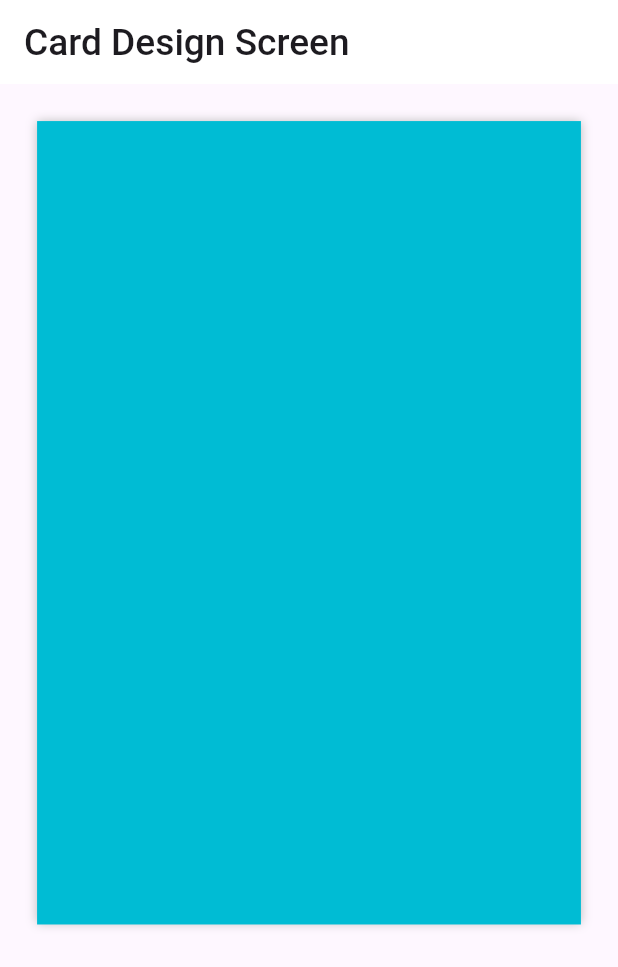
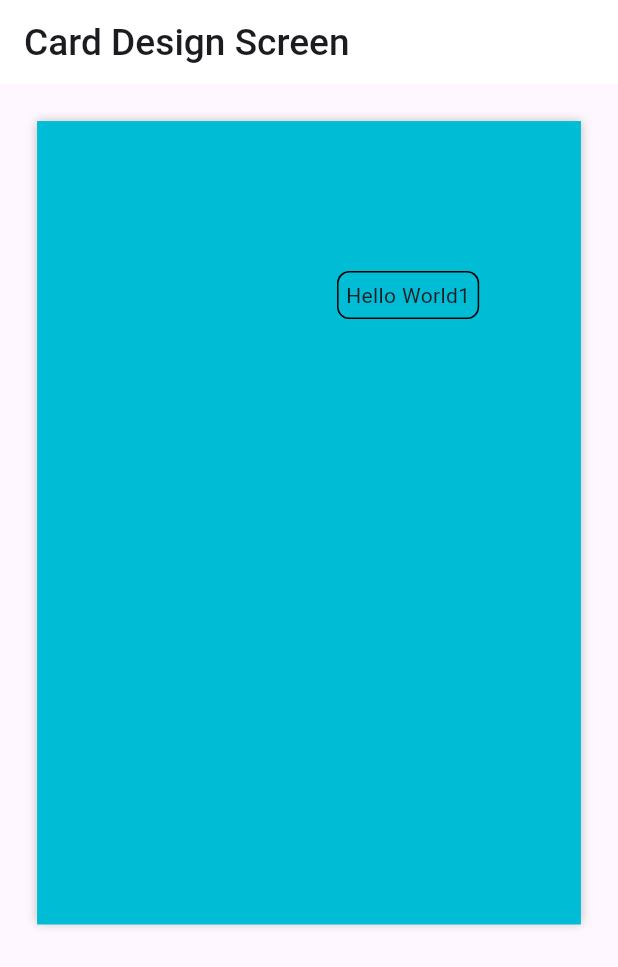
Before and after one commit to Ch-Muhammad-Tahir/rsvp-and-card-maker, a Flutter app: the screen it shows after launch, on a phone screen of 412 x 824 dp. Shown: the top 967 px of the screen. Run offline on Flutter 3.47's test engine with Material 3 defaults, Android fonts, the phone set to English and light mode, and no system bars; our stand-ins replace flutter_riverpod.

Commit message:
Implement riverpod on Card Design Screen

```diff
--- /dev/null
+++ b/lib/domain/card_desing_model/canvas_widget_object.dart
@@ -0,0 +1,99 @@
+// ignore_for_file: public_member_api_docs, sort_constructors_first
+import 'dart:convert';
+
+class CanvasWidgetObject {
+  String uniqueId = "";
+  String top = "";
+  String left = "";
+  String text = "";
+  String fontSize = "";
+  String fontFamliy = "";
+  String color = "";
+  CanvasWidgetObject.init();
+  CanvasWidgetObject({
+    required this.uniqueId,
+    required this.top,
+    required this.left,
+    required this.fontSize,
+    required this.fontFamliy,
+    required this.color,
+  });
+  CanvasWidgetObject.add({required this.text}) {
+    top = '100';
+    left = '200';
+    fontSize = '70';
+    color = "#ffffff";
+  }
+
+  CanvasWidgetObject copyWith({
+    String? uniqueId,
+    String? top,
+    String? left,
+    String? fontSize,
+    String? fontFamliy,
+    String? color,
+  }) {
+    return CanvasWidgetObject(
+      uniqueId: uniqueId ?? this.uniqueId,
+      top: top ?? this.top,
+      left: left ?? this.left,
+      fontSize: fontSize ?? this.fontSize,
+      fontFamliy: fontFamliy ?? this.fontFamliy,
+      color: color ?? this.color,
+    );
+  }
+
+  Map<String, dynamic> toMap() {
+    return <String, dynamic>{
+      'unique_id': uniqueId,
+      'top': top,
+      'left': left,
+      'font_size': fontSize,
+      'font_famliy': fontFamliy,
+      'color': color,
+    };
+  }
+
+  factory CanvasWidgetObject.fromMap(Map<String, dynamic> map) {
+    return CanvasWidgetObject(
+      uniqueId: map['unique_id'] as String,
+      top: map['top'] as String,
+      left: map['left'] as String,
+      fontSize: map['font_size'] as String,
+      fontFamliy: map['font_famliy'] as String,
+      color: map['color'] as String,
+    );
+  }
+
+  String toJson() => json.encode(toMap());
+
+  factory CanvasWidgetObject.fromJson(String source) =>
+      CanvasWidgetObject.fromMap(json.decode(source) as Map<String, dynamic>);
+
+  @override
+  String toString() {
+    return 'CanvasWidgetObject(unique_id: $uniqueId, top: $top, left: $left, font_size: $fontSize, font_famliy: $fontFamliy, color: $color)';
+  }
+
+  @override
+  bool operator ==(covariant CanvasWidgetObject other) {
+    if (identical(this, other)) return true;
+
+    return other.uniqueId == uniqueId &&
+        other.top == top &&
+        other.left == left &&
+        other.fontSize == fontSize &&
+        other.fontFamliy == fontFamliy &&
+        other.color == color;
+  }
+
+  @override
+  int get hashCode {
+    return uniqueId.hashCode ^
+        top.hashCode ^
+        left.hashCode ^
+        fontSize.hashCode ^
+        fontFamliy.hashCode ^
+        color.hashCode;
+  }
+}
--- a/lib/presentation/card_design/card_design_screen.dart
+++ b/lib/presentation/card_design/card_design_screen.dart
@@ -1,20 +1,20 @@
 import 'package:flutter/material.dart';
+import 'package:flutter_riverpod/flutter_riverpod.dart';
 import 'package:rsvpandcardsmakerapp/common_widgets/custom_appbar.dart';
 import 'package:rsvpandcardsmakerapp/common_widgets/responsive_builder.dart';
+import 'package:rsvpandcardsmakerapp/presentation/card_design/riverpods/card_design_provider.dart';
 import 'package:rsvpandcardsmakerapp/utils/app_constants.dart';
 import 'package:rsvpandcardsmakerapp/utils/color_constant.dart';
 import 'package:rsvpandcardsmakerapp/utils/extensions.dart';
 
-class CardDesiginScreen extends StatefulWidget {
+import 'widgets/drage_able_widget.dart';
+
+class CardDesiginScreen extends ConsumerWidget {
   const CardDesiginScreen({super.key});
 
   @override
-  State<CardDesiginScreen> createState() => _CardDesiginScreenState();
-}
-
-class _CardDesiginScreenState extends State<CardDesiginScreen> {
-  @override
-  Widget build(BuildContext context) {
+  Widget build(BuildContext context, WidgetRef ref) {
+    var canvasWidgets = ref.watch(cardDesignProvder);
     return ResponsiveBuilder(
       deviceConfigs: AppConstants.deviceConfigs,
       builder: (contex, responsiveContext) {
@@ -34,7 +34,18 @@ class _CardDesiginScreenState extends State<CardDesiginScreen> {
                       BoxShadow(blurRadius: 5, color: ColorConstant.lightGrey)
                     ]),
                 child: Stack(
-                  children: [],
+                  children: [
+                    for (var canvasWidget in canvasWidgets)
+                      CustomDraggableWidget(
+                        object: canvasWidget,
+                        onPositionUpdated: (top, left) {
+                          ref
+                              .read(cardDesignProvder.notifier)
+                              .changeWidgetPosition(canvasWidget,
+                                  top.toString(), left.toString());
+                        },
+                      )
+                  ],
                 ),
               ).paddingAll(screenWidth * 0.06)
             ],
--- /dev/null
+++ b/lib/presentation/card_design/riverpods/card_design_provider.dart
@@ -0,0 +1,10 @@
+import 'package:flutter_riverpod/flutter_riverpod.dart';
+import 'package:rsvpandcardsmakerapp/presentation/card_design/riverpods/card_design_state_notifier.dart';
+
+import '../../../domain/card_desing_model/canvas_widget_object.dart';
+
+var cardDesignProvder =
+    StateNotifierProvider<CardDesignStateNotifier, List<CanvasWidgetObject>>(
+        (ref) {
+  return CardDesignStateNotifier();
+});
--- /dev/null
+++ b/lib/presentation/card_design/widgets/drage_able_widget.dart
@@ -0,0 +1,66 @@
+import 'package:flutter/material.dart';
+import '../../../domain/card_desing_model/canvas_widget_object.dart';
+
+class CustomDraggableWidget extends StatefulWidget {
+  final CanvasWidgetObject object;
+  final Function(double top, double left) onPositionUpdated;
+
+  const CustomDraggableWidget({
+    super.key,
+    required this.object,
+    required this.onPositionUpdated,
+  });
+
+  @override
+  State<CustomDraggableWidget> createState() => _CustomDraggableWidgetState();
+}
+
+class _CustomDraggableWidgetState extends State<CustomDraggableWidget> {
+  late double _top;
+  late double _left;
+
+  @override
+  void initState() {
+    super.initState();
+    _top = double.tryParse(widget.object.top) ?? 0;
+    _left = double.tryParse(widget.object.left) ?? 0;
+  }
+
+  @override
+  Widget build(BuildContext context) {
+    return Positioned(
+      top: _top,
+      left: _left,
+      child: GestureDetector(
+        onTap: () {},
+        child: Container(
+          padding: const EdgeInsets.all(5),
+          decoration: BoxDecoration(
+            border: Border.all(color: Colors.black),
+            borderRadius: BorderRadius.circular(8),
+          ),
+          child: Draggable(
+            onDragUpdate: _handleDragUpdate,
+            feedback: Container(),
+            child: Text(widget.object.text),
+          ),
+        ),
+      ),
+    );
+  }
+
+  void _handleDragUpdate(DragUpdateDetails details) {
+    final newTop = _top + details.delta.dy;
+    final newLeft = _left + details.delta.dx;
+
+    if (newTop < 535 && newTop >= -15) {
+      _top = newTop;
+    }
+
+    if (newLeft < 300 && newLeft >= -15) {
+      _left = newLeft;
+    }
+
+    widget.onPositionUpdated(_top, _left);
+  }
+}
```
Also changed, not shown: lib/presentation/card_design/riverpods/card_design_state_notifier.dart (added, +23 -0 lines), lib/utils/color_constant.dart (+31 -0 lines), lib/utils/helper_function.dart (+33 -0 lines), lib/utils/print_logs.dart (added, +7 -0 lines).
